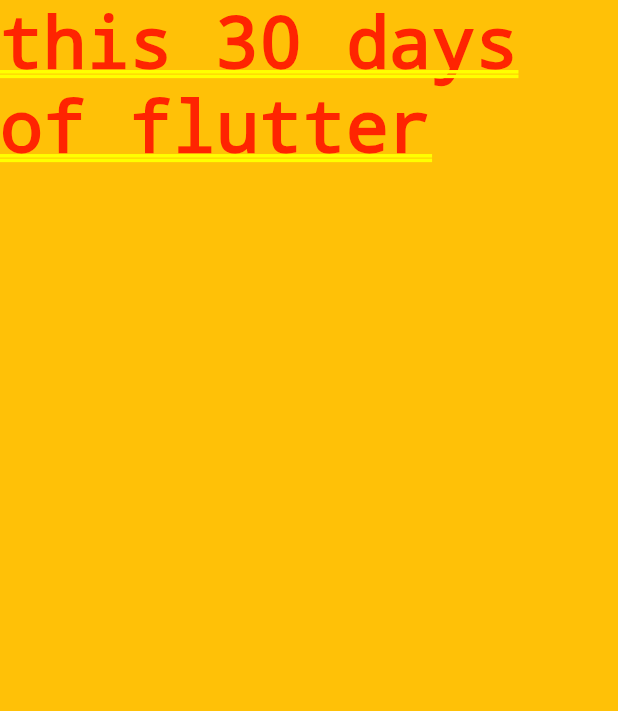
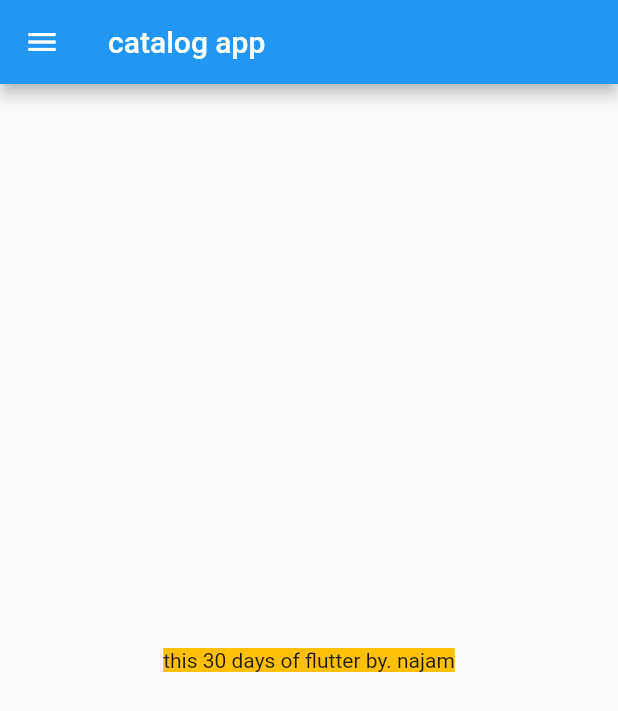
Before and after one commit to nsnnajam/flutter-learn, a Flutter app: the screen it shows after launch, on a phone screen of 412 x 824 dp. Shown: the top 711 px of the screen. Run offline on Flutter 3.47's test engine with Material 2 defaults, Android fonts, the phone set to English and light mode, and no system bars.

Commit message:
day2 completed

```diff
--- a/myapp/lib/homepage.dart
+++ b/myapp/lib/homepage.dart
@@ -10,9 +10,20 @@ class Homepage extends StatefulWidget {
 class _HomepageState extends State<Homepage> {
   @override
   Widget build(BuildContext context) {
-    return Container(
-      color: Colors.amber,
-      child: Text("this 30 days of flutter"),
+    int num = 30;
+    String name = "najam";
+
+    return Scaffold(
+      appBar: AppBar(
+        title: Text("catalog app"),
+      ),
+      body: Center(
+        child: Container(
+          color: Colors.amber,
+          child: Text("this $num days of flutter by. $name"),
+        ),
+      ),
+      drawer: Drawer(),
     );
   }
 }
```
